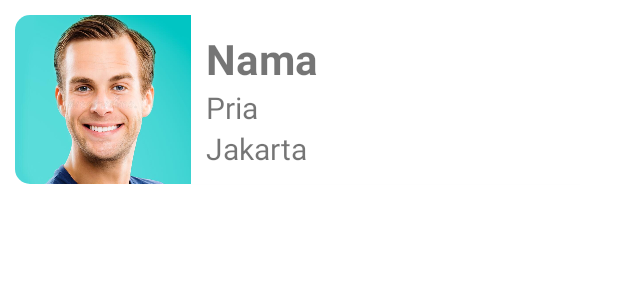
After one commit to jefriyh/sampl-second-app, an Android app: the layout item_customer.xml on its own in the app's theme, with its tools: preview values and no code run, on a phone screen of 412 x 824 dp. The commit adds this screen. Shown: the top 300 px of the screen. Run offline under Robolectric (Android 15) with nearby library versions, the phone set to English and light mode, and no system bars.

Commit message:
add item for recyclerview

```diff
--- /dev/null
+++ b/app/src/main/res/layout/item_customer.xml
@@ -0,0 +1,62 @@
+<?xml version="1.0" encoding="utf-8"?>
+<androidx.cardview.widget.CardView xmlns:android="http://schemas.android.com/apk/res/android"
+    android:layout_width="match_parent"
+    android:layout_height="wrap_content"
+    xmlns:app="http://schemas.android.com/apk/res-auto"
+    android:layout_margin="10dp"
+    app:cardCornerRadius="10dp"
+    android:elevation="4dp"
+    >
+
+    <LinearLayout
+        android:layout_width="match_parent"
+        android:layout_height="wrap_content"
+        android:orientation="horizontal"
+        android:weightSum="10">
+
+        <ImageView
+            android:id="@+id/ivCustomerImage"
+            android:layout_width="0dp"
+            android:layout_height="match_parent"
+            android:layout_weight="3"
+            android:scaleType="centerCrop"
+            android:src="@drawable/data_man_1" />
+
+        <LinearLayout
+            android:padding="10dp"
+            android:layout_width="0dp"
+            android:layout_height="wrap_content"
+            android:layout_weight="7"
+            android:orientation="vertical">
+
+            <TextView
+                android:id="@+id/tvCustomerName"
+                android:layout_width="match_parent"
+                android:layout_height="wrap_content"
+                android:text="Nama"
+                android:textSize="28sp"
+                android:textStyle="bold" />
+
+            <TextView
+                android:id="@+id/tvCustomerGender"
+                android:layout_width="match_parent"
+                android:layout_height="wrap_content"
+
+
+                android:text="Pria"
+                android:textSize="20sp" />
+
+            <TextView
+                android:id="@+id/tvCustomerDomisili"
+                android:layout_width="match_parent"
+                android:layout_height="wrap_content"
+
+
+                android:text="Jakarta"
+                android:textSize="20sp" />
+
+        </LinearLayout>
+
+
+    </LinearLayout>
+</androidx.cardview.widget.CardView>
```
Also changed, not shown: app/src/main/res/values/strings.xml (+56 -0 lines), app/src/main/res/drawable/data_man_1.jpg (added), app/src/main/res/drawable/data_woman_1.jpg (added), app/src/main/res/drawable/data_woman_2.jpg (added).
